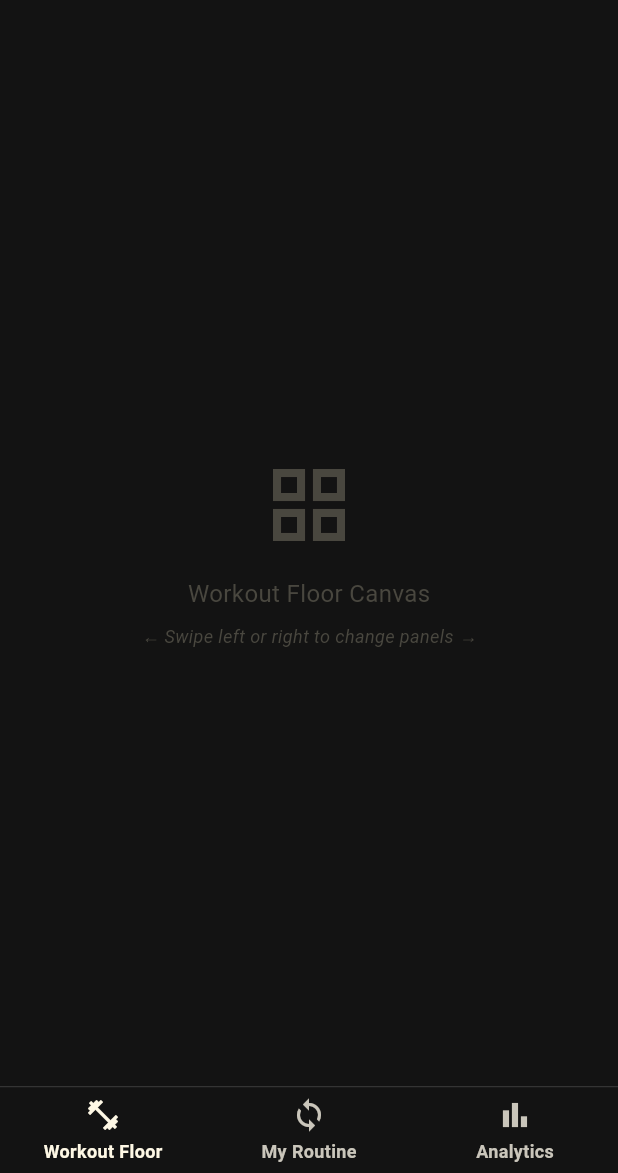
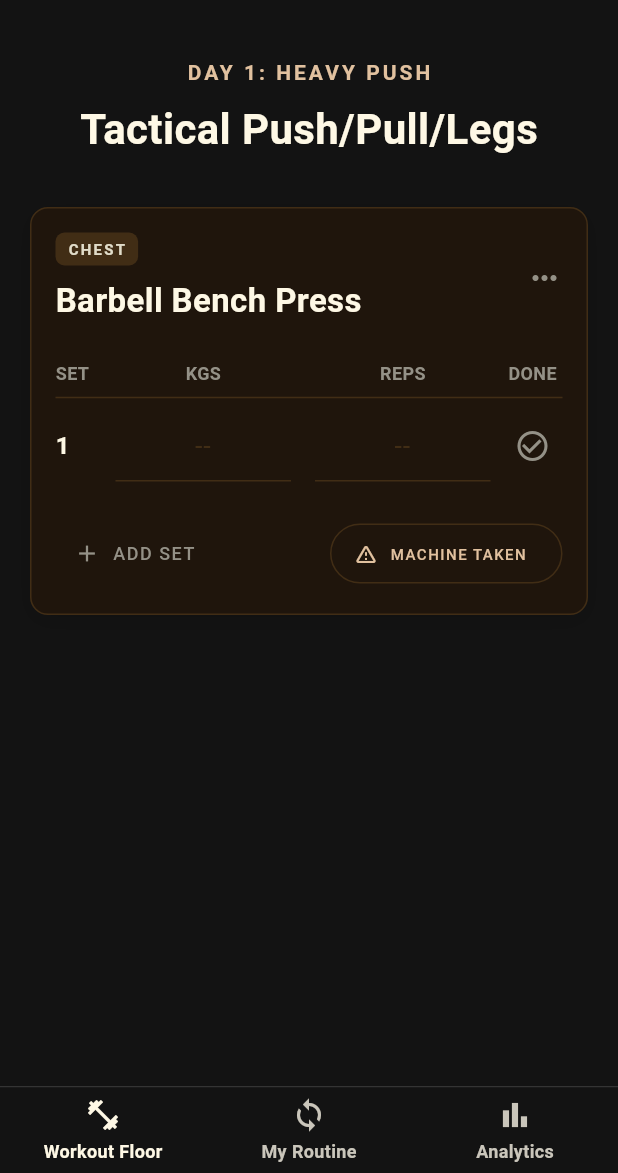
Before and after one commit to TugaGelo/Batak, a Flutter app: the screen it shows after launch, on a phone screen of 412 x 824 dp, the part 63-1236 px from its top. Run offline on Flutter 3.47's test engine with Material 3 defaults, Android fonts, the phone set to English and light mode, and no system bars; our stand-ins replace drift, drift_flutter, flutter_riverpod; accounts and stored records are empty; generated files the repository leaves out were written again.

Commit message:
feat: modularize workout floor into widgets with kgs localization and strict timer enforcement

```diff
--- a/lib/main.dart
+++ b/lib/main.dart
@@ -2,6 +2,7 @@ import 'package:flutter/material.dart';
 import 'package:flutter_riverpod/flutter_riverpod.dart';
 import 'package:batak/core/ai/ai_swapper_service.dart';
 import 'package:batak/core/loop/loop_engine.dart';
+import 'package:batak/ui/workout_floor.dart';
 
 void main() async {
   WidgetsFlutterBinding.ensureInitialized();
@@ -104,7 +105,7 @@ class _BatakShellState extends ConsumerState<BatakShell> {
           ref.read(bottomNavIndexProvider.notifier).state = index;
         },
         children: const [
-          WorkoutFloorPlaceholder(),
+          WorkoutFloorScreen(),
           RoutinePlaceholder(),
           AnalyticsPlaceholder(),
         ],
--- /dev/null
+++ b/lib/ui/widgets/exercise_card.dart
@@ -0,0 +1,128 @@
+import 'package:flutter/material.dart';
+import 'package:flutter_riverpod/flutter_riverpod.dart';
+import '../../core/state/workout_state.dart';
+import '../../core/ai/ai_swapper_service.dart';
+import 'set_log_row.dart';
+
+class ExerciseCard extends ConsumerWidget {
+  const ExerciseCard({super.key});
+
+  void _openAiSwapper(BuildContext context, WidgetRef ref, String currentExerciseId) {
+    final aiService = ref.read(aiSwapperProvider);
+    final recommendations = aiService.getAlternatives(currentExerciseId);
+
+    showModalBottomSheet(
+      context: context,
+      backgroundColor: const Color(0xFF1F1F1F),
+      shape: const RoundedRectangleBorder(borderRadius: BorderRadius.vertical(top: Radius.circular(16))),
+      builder: (context) {
+        return Padding(
+          padding: const EdgeInsets.all(24.0),
+          child: Column(
+            mainAxisSize: MainAxisSize.min,
+            crossAxisAlignment: CrossAxisAlignment.start,
+            children: [
+              const Text("⚠️ MACHINE TAKEN", style: TextStyle(color: Color(0xFFE1C19F), fontSize: 14, fontWeight: FontWeight.bold, letterSpacing: 2)),
+              const SizedBox(height: 8),
+              const Text("AI Suggested Alternatives", style: TextStyle(color: Color(0xFFFEF8E5), fontSize: 24, fontWeight: FontWeight.bold)),
+              const SizedBox(height: 16),
+              ...recommendations.map((rec) => ListTile(
+                    contentPadding: EdgeInsets.zero,
+                    title: Text(rec.exercise.name, style: const TextStyle(color: Color(0xFFFEF8E5), fontSize: 18)),
+                    subtitle: Text("Biomechanical Match: ${(rec.matchScore * 100).toStringAsFixed(1)}%", style: const TextStyle(color: Color(0xFF949187))),
+                    trailing: const Icon(Icons.swap_horiz, color: Color(0xFFE1C19F)),
+                    onTap: () {
+                      ref.read(activeSessionProvider.notifier).swapExercise(rec.exercise);
+                      Navigator.pop(context);
+                      ScaffoldMessenger.of(context).showSnackBar(SnackBar(content: Text('Swapped to ${rec.exercise.name}')));
+                    },
+                  )),
+              const SizedBox(height: 24),
+            ],
+          ),
+        );
+      },
+    );
+  }
+
+  @override
+  Widget build(BuildContext context, WidgetRef ref) {
+    final sessionState = ref.watch(activeSessionProvider);
+
+    return Container(
+      decoration: BoxDecoration(
+        color: const Color(0xFF1F150C),
+        border: Border.all(color: const Color(0xFF412D15), width: 1),
+        borderRadius: BorderRadius.circular(12),
+        boxShadow: const [BoxShadow(color: Colors.black12, blurRadius: 12, offset: Offset(0, 4))],
+      ),
+      padding: const EdgeInsets.all(16),
+      child: Column(
+        crossAxisAlignment: CrossAxisAlignment.start,
+        children: [
+          Row(
+            mainAxisAlignment: MainAxisAlignment.spaceBetween,
+            children: [
+              Column(
+                crossAxisAlignment: CrossAxisAlignment.start,
+                children: [
+                  Container(
+                    padding: const EdgeInsets.symmetric(horizontal: 8, vertical: 4),
+                    decoration: BoxDecoration(color: const Color(0xFF412D15), borderRadius: BorderRadius.circular(6)),
+                    child: Text(
+                      sessionState.primaryMuscle,
+                      style: const TextStyle(color: Color(0xFFE1DCC9), fontSize: 10, fontWeight: FontWeight.bold, letterSpacing: 1.5),
+                    ),
+                  ),
+                  const SizedBox(height: 8),
+                  Text(
+                    sessionState.exerciseName,
+                    style: const TextStyle(color: Color(0xFFFEF8E5), fontSize: 22, fontWeight: FontWeight.bold),
+                  ),
+                ],
+              ),
+              const Icon(Icons.more_horiz, color: Color(0xFF949187)),
+            ],
+          ),
+          const SizedBox(height: 24),
+
+          const Row(
+            children: [
+              SizedBox(width: 32, child: Text("SET", style: TextStyle(color: Color(0xFF949187), fontSize: 12, fontWeight: FontWeight.bold))),
+              Expanded(child: Center(child: Text("KGS", style: TextStyle(color: Color(0xFF949187), fontSize: 12, fontWeight: FontWeight.bold)))),
+              Expanded(child: Center(child: Text("REPS", style: TextStyle(color: Color(0xFF949187), fontSize: 12, fontWeight: FontWeight.bold)))),
+              SizedBox(width: 40, child: Center(child: Text("DONE", style: TextStyle(color: Color(0xFF949187), fontSize: 12, fontWeight: FontWeight.bold)))),
+            ],
+          ),
+          const Divider(color: Color(0xFF412D15), height: 16),
+
+          ...sessionState.sets.asMap().entries.map((entry) {
+            return SetLogRow(index: entry.key, activeSet: entry.value);
+          }),
+
+          const SizedBox(height: 12),
+
+          Row(
+            mainAxisAlignment: MainAxisAlignment.spaceBetween,
+            children: [
+              TextButton.icon(
+                onPressed: () => ref.read(activeSessionProvider.notifier).addSet(),
+                icon: const Icon(Icons.add, color: Color(0xFF949187), size: 18),
+                label: const Text("ADD SET", style: TextStyle(color: Color(0xFF949187), fontSize: 12, letterSpacing: 1)),
+              ),
+              OutlinedButton.icon(
+                onPressed: () => _openAiSwapper(context, ref, sessionState.exerciseId),
+                icon: const Icon(Icons.warning_amber_rounded, size: 16),
+                label: const Text("MACHINE TAKEN", style: TextStyle(fontSize: 10, letterSpacing: 1)),
+                style: OutlinedButton.styleFrom(
+                  foregroundColor: const Color(0xFFE1C19F),
+                  side: const BorderSide(color: Color(0xFF412D15)),
+                ),
+              )
+            ],
+          )
+        ],
+      ),
+    );
+  }
+}
--- /dev/null
+++ b/lib/ui/widgets/set_log_row.dart
@@ -0,0 +1,101 @@
+import 'package:flutter/material.dart';
+import 'package:flutter/services.dart';
+import 'package:flutter_riverpod/flutter_riverpod.dart';
+import '../../core/state/workout_state.dart';
+
+class SetLogRow extends ConsumerWidget {
+  final int index;
+  final ActiveSet activeSet;
+
+  const SetLogRow({super.key, required this.index, required this.activeSet});
+
+  @override
+  Widget build(BuildContext context, WidgetRef ref) {
+    final timerSeconds = ref.watch(restTimerProvider);
+    final isTimerRunning = timerSeconds > 0;
+
+    final isCheckmarkDisabled = activeSet.isCompleted ||
+                                activeSet.weight == null ||
+                                activeSet.reps == null ||
+                                (!activeSet.isCompleted && isTimerRunning);
+
+    return Padding(
+      padding: const EdgeInsets.only(bottom: 12.0),
+      child: Row(
+        children: [
+          SizedBox(
+            width: 32,
+            child: Text(
+              "${index + 1}",
+              style: const TextStyle(color: Color(0xFFFEF8E5), fontSize: 16, fontWeight: FontWeight.bold),
+            ),
+          ),
+
+          Expanded(
+            child: Padding(
+              padding: const EdgeInsets.symmetric(horizontal: 8),
+              child: TextField(
+                enabled: !activeSet.isCompleted,
+                keyboardType: const TextInputType.numberWithOptions(decimal: true),
+                inputFormatters: [FilteringTextInputFormatter.allow(RegExp(r'^\d+\.?\d*'))],
+                textAlign: TextAlign.center,
+                style: TextStyle(
+                  color: activeSet.isCompleted ? const Color(0xFF949187) : const Color(0xFFFEF8E5),
+                  fontSize: 18,
+                ),
+                decoration: const InputDecoration(
+                  hintText: "--",
+                  hintStyle: TextStyle(color: Color(0xFF412D15)),
+                  enabledBorder: UnderlineInputBorder(borderSide: BorderSide(color: Color(0xFF412D15))),
+                  focusedBorder: UnderlineInputBorder(borderSide: BorderSide(color: Color(0xFFFEF8E5))),
+                  disabledBorder: UnderlineInputBorder(borderSide: BorderSide(color: Colors.transparent)),
+                ),
+                onChanged: (val) => ref.read(activeSessionProvider.notifier).updateSet(index, weight: double.tryParse(val)),
+              ),
+            ),
+          ),
+
+          Expanded(
+            child: Padding(
+              padding: const EdgeInsets.symmetric(horizontal: 8),
+              child: TextField(
+                enabled: !activeSet.isCompleted,
+                keyboardType: TextInputType.number,
+                inputFormatters: [FilteringTextInputFormatter.digitsOnly],
+                textAlign: TextAlign.center,
+                style: TextStyle(
+                  color: activeSet.isCompleted ? const Color(0xFF949187) : const Color(0xFFFEF8E5),
+                  fontSize: 18,
+                ),
+                decoration: const InputDecoration(
+                  hintText: "--",
+                  hintStyle: TextStyle(color: Color(0xFF412D15)),
+                  enabledBorder: UnderlineInputBorder(borderSide: BorderSide(color: Color(0xFF412D15))),
+                  focusedBorder: UnderlineInputBorder(borderSide: BorderSide(color: Color(0xFFFEF8E5))),
+                  disabledBorder: UnderlineInputBorder(borderSide: BorderSide(color: Colors.transparent)),
+                ),
+                onChanged: (val) => ref.read(activeSessionProvider.notifier).updateSet(index, reps: int.tryParse(val)),
+              ),
+            ),
+          ),
+
+          SizedBox(
+            width: 40,
+            child: IconButton(
+              icon: Icon(
+                activeSet.isCompleted ? Icons.check_circle : Icons.check_circle_outline,
+                color: activeSet.isCompleted ? const Color(0xFFE1C19F) : const Color(0xFF949187),
+              ),
+              onPressed: isCheckmarkDisabled
+                  ? null
+                  : () {
+                      ref.read(activeSessionProvider.notifier).completeSet(index);
+                      ref.read(restTimerProvider.notifier).startTimer(90);
+                    },
+            ),
+          ),
+        ],
+      ),
+    );
+  }
+}
--- /dev/null
+++ b/lib/ui/workout_floor.dart
@@ -0,0 +1,49 @@
+import 'package:flutter/material.dart';
+import 'widgets/exercise_card.dart';
+import 'widgets/floating_rest_timer.dart';
+
+class WorkoutFloorScreen extends StatelessWidget {
+  const WorkoutFloorScreen({super.key});
+
+  @override
+  Widget build(BuildContext context) {
+    return Stack(
+      children: [
+        ListView(
+          padding: const EdgeInsets.symmetric(horizontal: 20, vertical: 24),
+          children: const [
+            Center(
+              child: Text(
+                "DAY 1: HEAVY PUSH",
+                style: TextStyle(
+                  color: Color(0xFFE1C19F),
+                  fontSize: 14,
+                  fontWeight: FontWeight.w600,
+                  letterSpacing: 2,
+                ),
+              ),
+            ),
+            SizedBox(height: 8),
+            Center(
+              child: Text(
+                "Tactical Push/Pull/Legs",
+                style: TextStyle(
+                  color: Color(0xFFFEF8E5),
+                  fontSize: 28,
+                  fontWeight: FontWeight.bold,
+                ),
+              ),
+            ),
+            SizedBox(height: 32),
+
+            ExerciseCard(),
+
+            SizedBox(height: 100),
+          ],
+        ),
+
+        const FloatingRestTimer(),
+      ],
+    );
+  }
+}
```
Also changed, not shown: lib/core/state/workout_state.dart (added, +122 -0 lines), lib/ui/widgets/floating_rest_timer.dart (added, +66 -0 lines).
